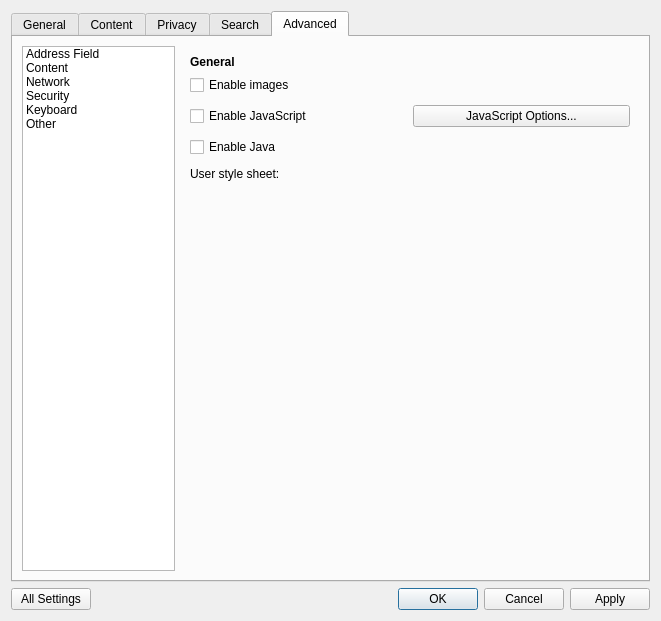
Above: src/ui/PreferencesDialog.ui from OtterBrowser/otter-browser before the change. Below: the same form after it.
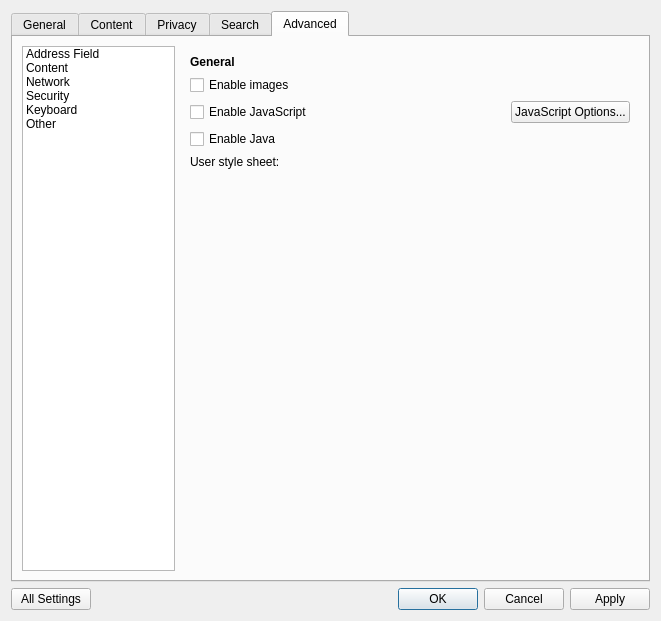
That is the form after the change. The open tabs and pages were chosen to show the change. Custom widgets are drawn as their Qt base class.

Commit message: Enable options button only if JavaScript is enabled

Diff of the .ui file:
```diff
--- a/src/ui/PreferencesDialog.ui
+++ b/src/ui/PreferencesDialog.ui
@@ -1414,11 +1414,6 @@
             </widget>
            </item>
            <item>
-            <layout class="QVBoxLayout" name="contentVerticalLayout">
-             <property name="spacing">
-              <number>10</number>
-             </property>
-             <item>
               <widget class="QCheckBox" name="enableImagesCheckBox">
                <property name="text">
                 <string>Enable images</string>
@@ -1426,10 +1421,7 @@
               </widget>
              </item>
              <item>
-              <layout class="QHBoxLayout" name="contentHorizontalLayout" stretch="0,0">
-               <property name="spacing">
-                <number>6</number>
-               </property>
+            <layout class="QHBoxLayout" name="javaScriptOptionslLayout" stretch="1,0">
                <item>
                 <widget class="QCheckBox" name="enableJavaScriptCheckBox">
                  <property name="text">
@@ -1438,10 +1430,7 @@
                 </widget>
                </item>
                <item>
-                <widget class="QPushButton" name="advancedJavaScriptButton">
-                 <property name="enabled">
-                  <bool>true</bool>
-                 </property>
+              <widget class="QPushButton" name="javaScriptOptionsButton">
                  <property name="text">
                   <string>JavaScript Options...</string>
                  </property>
@@ -1482,8 +1471,6 @@
                 </size>
                </property>
               </spacer>
-             </item>
-            </layout>
            </item>
           </layout>
          </widget>
```
Left out of the diff: 2 changed lines with no effect on the pictures. Lines whose indentation alone changed are shown as unchanged. The commit also changes 2 other files.
